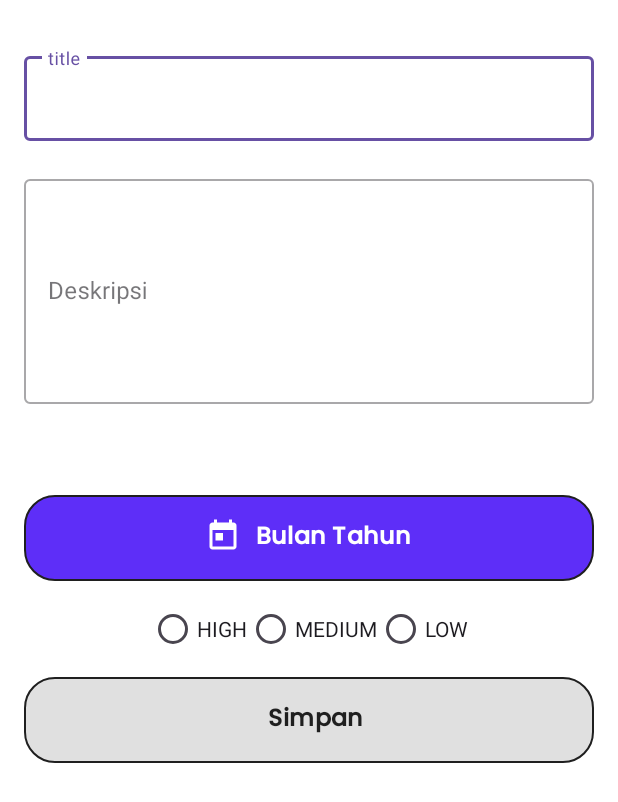
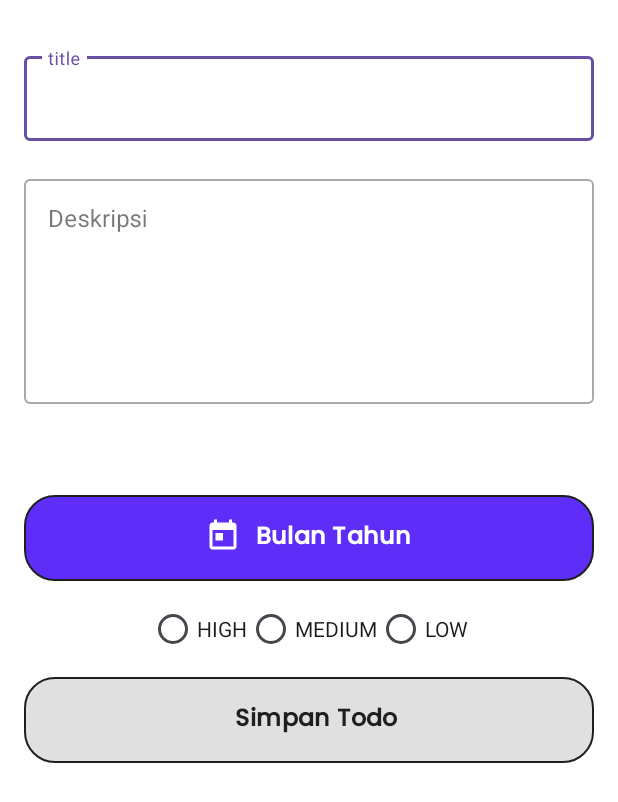
Before and after one commit to rakaagus/test-code, an Android app: the AddAndDetailActivity screen opened directly, with no data from a screen before it, on a phone screen of 412 x 824 dp. Shown: the top 802 px of the screen. Run offline under Robolectric (Android 15) with nearby library versions, the phone set to English and light mode, and no system bars; our stand-ins replace Dagger/Hilt's generated code.

```diff
--- a/app/src/main/java/com/artforyou/testcodesoulparking/view/add_detail/AddAndDetailActivity.kt
+++ b/app/src/main/java/com/artforyou/testcodesoulparking/view/add_detail/AddAndDetailActivity.kt
@@ -66,7 +66,7 @@ class AddAndDetailActivity : AppCompatActivity() {
             }, year, month, day)
 
             datePickerDialog.setOnCancelListener {
-                binding.tvDateTodo.text = "Bulan Tahun"
+                binding.tvDateTodo.text = ContextCompat.getString(this, R.string.formatDate)
             }
 
             datePickerDialog.show()
@@ -75,7 +75,7 @@ class AddAndDetailActivity : AppCompatActivity() {
         typeData = intent.getStringExtra(KEY_ID_ADD_OR_UPDATE) ?: ""
         todo = intent.getParcelableExtra(KEY_EXTRA_PARCEL)
         if(typeData == "Add"){
-            binding.tvBtnSubmit.text = "Simpan Todo"
+            binding.tvBtnSubmit.text = ContextCompat.getString(this, R.string.simpan)
 
             binding.btnSubmit.setOnClickListener {
                 if(getPriorityFromRadio() != null){
@@ -99,7 +99,7 @@ class AddAndDetailActivity : AppCompatActivity() {
                 }
             }
         }else if (typeData == "Update" && todo != null){
-            binding.tvBtnSubmit.text = "Update Todo"
+            binding.tvBtnSubmit.text = ContextCompat.getString(this, R.string.edit)
 
             binding.etTitleTodo.setText(todo?.title)
             binding.etDescription.setText(todo?.description)
@@ -190,7 +190,7 @@ class AddAndDetailActivity : AppCompatActivity() {
     }
 
     private fun isDateFilled(): Boolean {
-        return binding.tvDateTodo.text.toString() != "Bulan Tahun"
+        return binding.tvDateTodo.text.toString() != ContextCompat.getString(this, R.string.formatDate)
     }
 
     private fun getPriorityFromRadio(): PriorityTodo? {
--- a/app/src/main/res/layout/activity_add_and_detail.xml
+++ b/app/src/main/res/layout/activity_add_and_detail.xml
@@ -16,7 +16,7 @@
         android:layout_marginHorizontal="16dp"
         android:layout_marginTop="32dp"
         app:layout_constraintTop_toTopOf="parent"
-        android:hint="title"
+        android:hint="@string/etTodoTitle"
         app:layout_constraintStart_toStartOf="parent"
         app:layout_constraintEnd_toEndOf="parent">
 
@@ -37,7 +37,7 @@
         android:minHeight="200dp"
         android:layout_marginHorizontal="16dp"
         android:layout_marginTop="20dp"
-        android:hint="Deskripsi"
+        android:hint="@string/etTodoDeskripsi"
         app:layout_constraintTop_toBottomOf="@id/inputTitle"
         app:layout_constraintStart_toStartOf="parent"
         app:layout_constraintEnd_toEndOf="parent"
@@ -50,6 +50,7 @@
             android:ems="10"
             android:minHeight="150dp"
             android:textAlignment="textStart"
+            android:gravity="start|top"
             android:importantForAccessibility="yes"
             android:scrollbars="vertical"
             tools:ignore="SpeakableTextPresentCheck" />
@@ -84,7 +85,7 @@
             style="@style/TitleMedium.Bold"
             android:textColor="@color/white"
             android:layout_marginLeft="10dp"
-            android:text="Bulan Tahun"/>
+            android:text="@string/formatDate"/>
 
     </LinearLayout>
 
@@ -109,21 +110,21 @@
                 android:id="@+id/rbHigh"
                 android:layout_width="wrap_content"
                 android:layout_height="wrap_content"
-                android:text="HIGH"
+                android:text="@string/radioHigh"
                 android:tag="HIGH"/>
 
             <android.widget.RadioButton
                 android:id="@+id/rbMedium"
                 android:layout_width="wrap_content"
                 android:layout_height="wrap_content"
-                android:text="MEDIUM"
+                android:text="@string/radioMedium"
                 android:tag="MEDIUM"/>
 
             <android.widget.RadioButton
                 android:id="@+id/rbLow"
                 android:layout_width="wrap_content"
                 android:layout_height="wrap_content"
-                android:text="LOW"
+                android:text="@string/radioLOW"
                 android:tag="LOW"/>
         </android.widget.RadioGroup>
     </androidx.constraintlayout.widget.ConstraintLayout>
@@ -153,7 +154,7 @@
             style="@style/TitleMedium.Bold"
             android:textColor="@color/black_main"
             android:layout_marginLeft="10dp"
-            android:text="Simpan"/>
+            android:text="@string/simpan"/>
 
     </LinearLayout>
 
--- a/app/src/main/res/layout/activity_main.xml
+++ b/app/src/main/res/layout/activity_main.xml
@@ -54,7 +54,7 @@
         android:padding="16dp"
         style="@style/shapeAppreaceOverlay.App.CornerSize10Percent"
         android:backgroundTint="@color/purple_main"
-        android:contentDescription="Add Todos"
+        android:contentDescription="@string/AddTodos"
         app:srcCompat="@drawable/baseline_add_24"
         app:layout_constraintEnd_toEndOf="parent"
         android:layout_marginEnd="20dp"
--- a/app/src/main/res/values/strings.xml
+++ b/app/src/main/res/values/strings.xml
@@ -1,3 +1,16 @@
 <resources>
-    <string name="app_name">TestCodeSoulParking</string>
+    <string name="app_name">Todo Apps</string>
+
+    <string name="etTodoTitle">title</string>
+    <string name="etTodoDeskripsi">Deskripsi</string>
+    <string name="formatDate">Bulan Tahun</string>
+    <string name="simpan">Simpan Todo</string>
+    <string name="edit">Update Todo</string>
+    <string name="radioHigh">HIGH</string>
+    <string name="radioMedium">MEDIUM</string>
+    <string name="radioLOW">LOW</string>
+
+    <!--contentDescription-->
+    <string name="IconDate">Icon Date</string>
+    <string name="AddTodos">Tambah Todo</string>
 </resources>
```
Also changed, not shown: app/src/main/java/com/artforyou/testcodesoulparking/utils/AnimateUtils.kt (+5 -2 lines), app/src/main/res/layout/item_todos_list.xml (+4 -4 lines).
